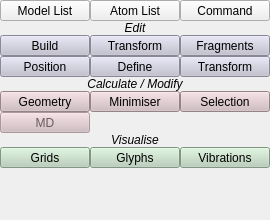
trisyoungs/aten, file branches/nugui/src/gui/toolbox.ui: the form before one commit.
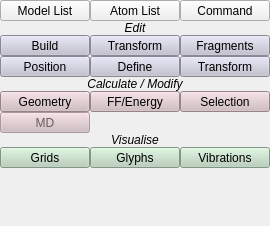
The form after the commit. Icons and pictures are not drawn.

Commit message: Finalised conversion of old MinimiserWidget to new ForcefieldsWidget. Modified all current dock widgets to be restricted to left and right docks only. Modified all current dock widgets to remove surrounding 'normal' window decoration.

The edit to the form file:
```diff
--- a/branches/nugui/src/gui/toolbox.ui
+++ b/branches/nugui/src/gui/toolbox.ui
@@ -7,7 +7,7 @@
     <x>0</x>
     <y>0</y>
     <width>270</width>
-    <height>220</height>
+    <height>226</height>
    </rect>
   </property>
   <property name="sizePolicy">
@@ -19,7 +19,7 @@
   <property name="minimumSize">
    <size>
     <width>270</width>
-    <height>220</height>
+    <height>226</height>
    </size>
   </property>
   <property name="floating">
@@ -5049,7 +5049,7 @@
          </palette>
         </property>
         <property name="text">
-         <string>Minimiser</string>
+         <string>FF/Energy</string>
         </property>
         <property name="icon">
          <iconset resource="icons.qrc">
```
Left out of the diff: 2 changed lines with no effect on the pictures. The commit also changes 28 other files.
